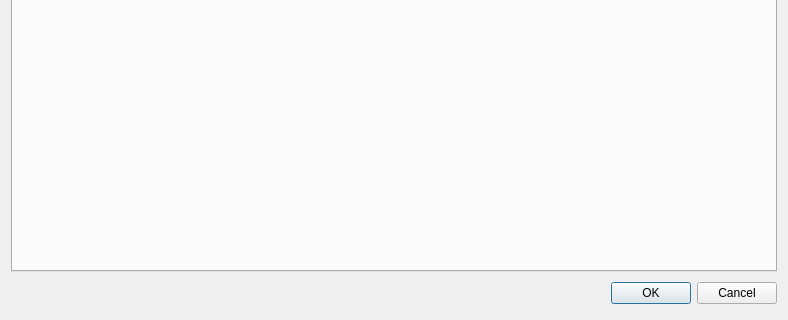
Old version of the form controllersetup.ui in the repository adecarolis/wfweb; both pictures show x 0 to 788 and y 326 to 646 of the 788 by 646 pixel window.
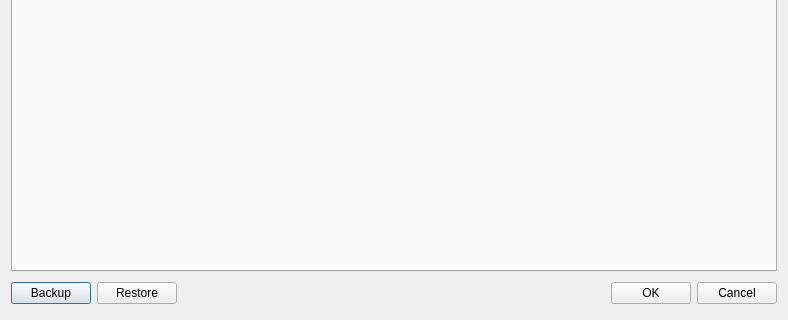
New version of the form.

Commit message: Add backup/restore of button config

Patch:
```diff
--- a/controllersetup.ui
+++ b/controllersetup.ui
@@ -31,6 +31,20 @@
      <property name="bottomMargin">
       <number>0</number>
      </property>
+     <item>
+      <widget class="QPushButton" name="backupButton">
+       <property name="text">
+        <string>Backup</string>
+       </property>
+      </widget>
+     </item>
+     <item>
+      <widget class="QPushButton" name="restoreButton">
+       <property name="text">
+        <string>Restore</string>
+       </property>
+      </widget>
+     </item>
      <item>
       <spacer>
        <property name="orientation">
```
Left out of the diff: 40 changed lines with no effect on the pictures. The commit also changes 5 other files.
